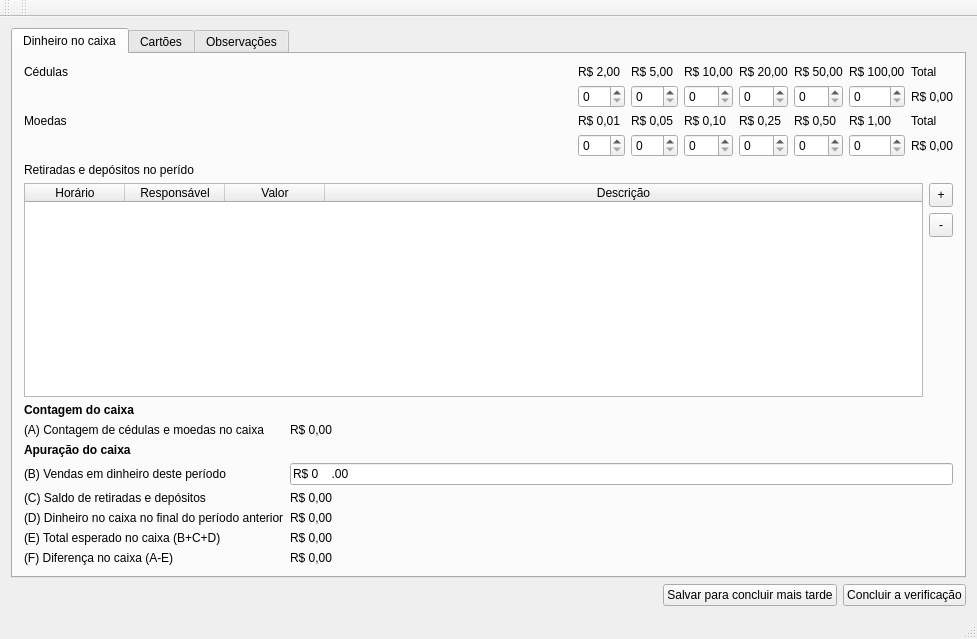
The window that mainwindow.ui (ramiromagalhaes/verificacao-caixa) describes before a commit, drawn with Qt 5.
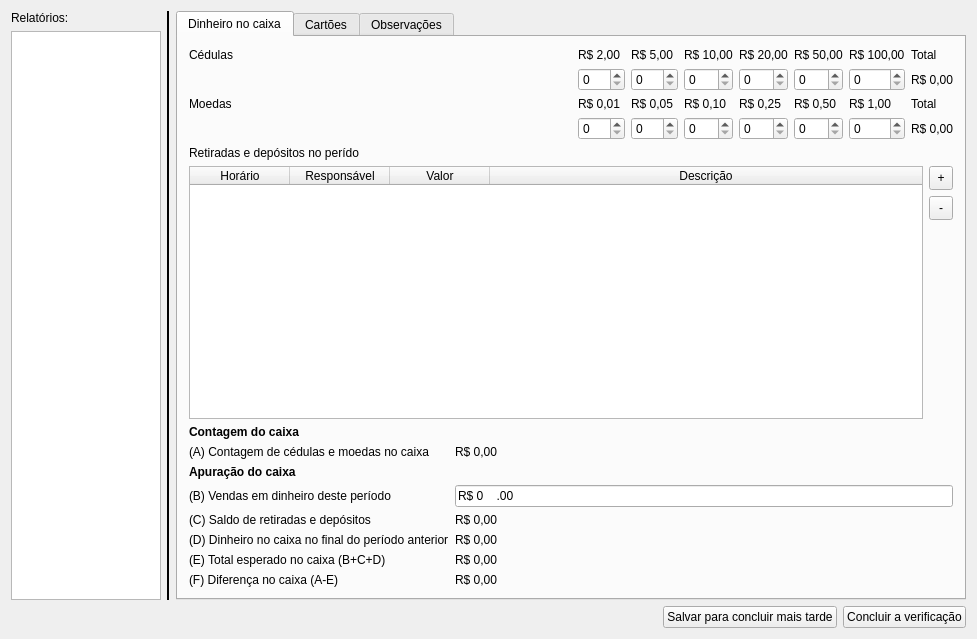
The same window after the commit.

Commit message: Adicionei a lista de relatórios antigos ao lado.

The edit to the form file:
```diff
--- a/mainwindow.ui
+++ b/mainwindow.ui
@@ -15,44 +15,7 @@
   </property>
   <widget class="QWidget" name="centralWidget">
    <layout class="QGridLayout" name="gridLayout_2">
-    <item row="1" column="0">
-     <layout class="QHBoxLayout" name="horizontalLayout">
-      <item>
-       <spacer name="horizontalSpacer_2">
-        <property name="orientation">
-         <enum>Qt::Horizontal</enum>
-        </property>
-        <property name="sizeHint" stdset="0">
-         <size>
-          <width>40</width>
-          <height>20</height>
-         </size>
-        </property>
-       </spacer>
-      </item>
-      <item>
-       <widget class="QPushButton" name="saveButton">
-        <property name="sizePolicy">
-         <sizepolicy hsizetype="Fixed" vsizetype="Fixed">
-          <horstretch>0</horstretch>
-          <verstretch>0</verstretch>
-         </sizepolicy>
-        </property>
-        <property name="text">
-         <string>Salvar para concluir mais tarde</string>
-        </property>
-       </widget>
-      </item>
-      <item>
-       <widget class="QPushButton" name="finishButton">
-        <property name="text">
-         <string>Concluir a verificação</string>
-        </property>
-       </widget>
-      </item>
-     </layout>
-    </item>
-    <item row="0" column="0">
+    <item row="0" column="3">
      <widget class="QTabWidget" name="tabWidget">
       <property name="currentIndex">
        <number>0</number>
@@ -800,6 +763,95 @@
       </widget>
      </widget>
     </item>
+    <item row="0" column="0">
+     <layout class="QVBoxLayout" name="verticalLayout_4">
+      <item>
+       <widget class="QLabel" name="label">
+        <property name="text">
+         <string>Relatórios:</string>
+        </property>
+       </widget>
+      </item>
+      <item>
+       <widget class="QListView" name="listReports">
+        <property name="sizePolicy">
+         <sizepolicy hsizetype="Minimum" vsizetype="Expanding">
+          <horstretch>0</horstretch>
+          <verstretch>0</verstretch>
+         </sizepolicy>
+        </property>
+        <property name="minimumSize">
+         <size>
+          <width>150</width>
+          <height>0</height>
+         </size>
+        </property>
+        <property name="maximumSize">
+         <size>
+          <width>150</width>
+          <height>16777215</height>
+         </size>
+        </property>
+        <property name="locale">
+         <locale language="Portuguese" country="Brazil"/>
+        </property>
+        <property name="horizontalScrollBarPolicy">
+         <enum>Qt::ScrollBarAlwaysOff</enum>
+        </property>
+       </widget>
+      </item>
+     </layout>
+    </item>
+    <item row="1" column="3">
+     <layout class="QHBoxLayout" name="horizontalLayout">
+      <item>
+       <spacer name="horizontalSpacer_2">
+        <property name="orientation">
+         <enum>Qt::Horizontal</enum>
+        </property>
+        <property name="sizeHint" stdset="0">
+         <size>
+          <width>40</width>
+          <height>20</height>
+         </size>
+        </property>
+       </spacer>
+      </item>
+      <item>
+       <widget class="QPushButton" name="saveButton">
+        <property name="sizePolicy">
+         <sizepolicy hsizetype="Fixed" vsizetype="Fixed">
+          <horstretch>0</horstretch>
+          <verstretch>0</verstretch>
+         </sizepolicy>
+        </property>
+        <property name="text">
+         <string>Salvar para concluir mais tarde</string>
+        </property>
+       </widget>
+      </item>
+      <item>
+       <widget class="QPushButton" name="finishButton">
+        <property name="text">
+         <string>Concluir a verificação</string>
+        </property>
+       </widget>
+      </item>
+     </layout>
+    </item>
+    <item row="0" column="2">
+     <widget class="Line" name="line">
+      <property name="frameShadow">
+       <enum>QFrame::Plain</enum>
+      </property>
+      <property name="lineWidth">
+       <number>2</number>
+      </property>
+      <property name="orientation">
+       <enum>Qt::Vertical</enum>
+      </property>
+     </widget>
+    </item>
    </layout>
   </widget>
   <widget class="QMenuBar" name="menuBar">
@@ -812,26 +864,6 @@
     </rect>
    </property>
   </widget>
-  <widget class="QToolBar" name="mainToolBar">
-   <attribute name="toolBarArea">
-    <enum>TopToolBarArea</enum>
-   </attribute>
-   <attribute name="toolBarBreak">
-    <bool>false</bool>
-   </attribute>
-  </widget>
-  <widget class="QStatusBar" name="statusBar"/>
-  <widget class="QToolBar" name="toolBar">
-   <property name="windowTitle">
-    <string>toolBar</string>
-   </property>
-   <attribute name="toolBarArea">
-    <enum>TopToolBarArea</enum>
-   </attribute>
-   <attribute name="toolBarBreak">
-    <bool>false</bool>
-   </attribute>
-  </widget>
  </widget>
  <layoutdefault spacing="6" margin="11"/>
  <tabstops>
```
Left out of the diff: 2 changed lines with no effect on the pictures.
